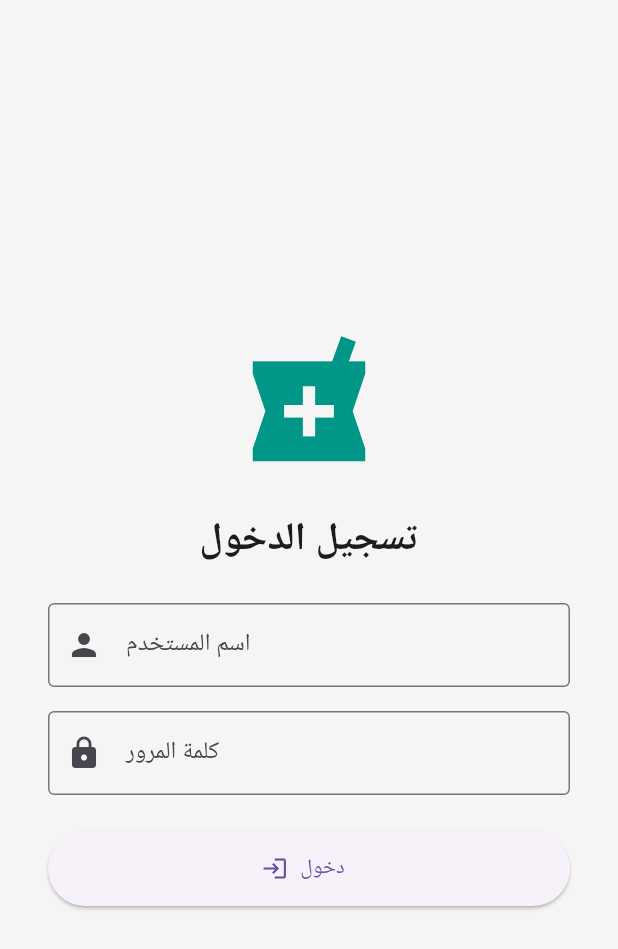
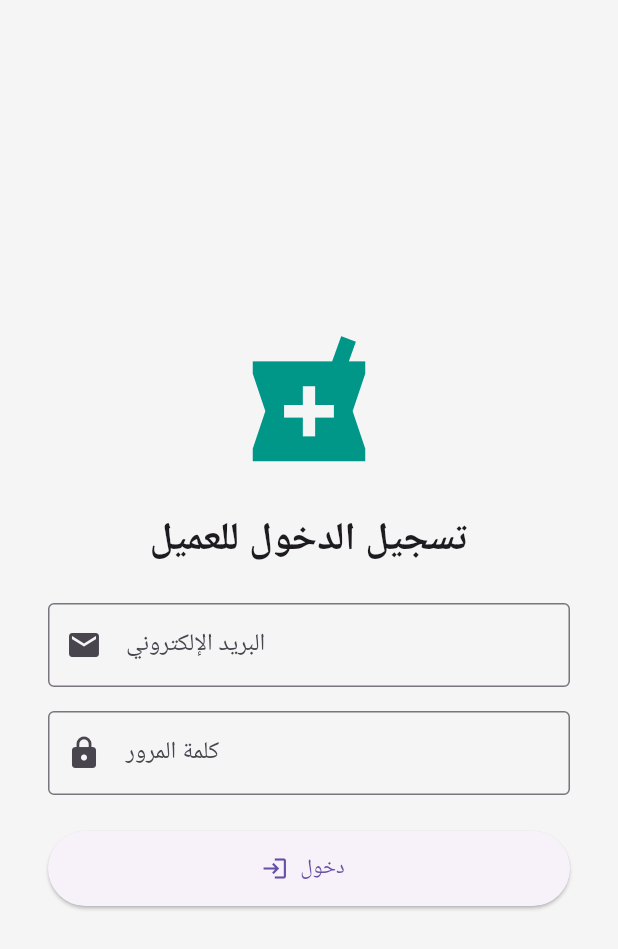
Before and after one commit to HaithamOsama26222/pharmacy_store, a Flutter app: the screen it shows after launch, on a phone screen of 412 x 824 dp. Shown: the top 949 px of the screen. Run offline on Flutter 3.47's test engine with Material 3 defaults, Android fonts, the phone set to English and light mode, and no system bars; our stand-ins replace share_plus, shared_preferences; Roboto replaces fonts that are missing (Cairo).

Commit message:
تعديلات جديدة في المشروع

```diff
--- a/lib/main.dart
+++ b/lib/main.dart
@@ -1,5 +1,5 @@
 import 'package:flutter/material.dart';
-import 'screens/login_screen.dart'; // هنا يتم استيراد الكلاس
+import 'package:pharmacy_store/screens/splash_screen.dart'; // ✅ استيراد SplashScreen
 
 void main() {
   runApp(const PharmacyStoreApp());
@@ -13,8 +13,11 @@ class PharmacyStoreApp extends StatelessWidget {
     return MaterialApp(
       title: 'Pharmacy Store',
       debugShowCheckedModeBanner: false,
-      theme: ThemeData(primarySwatch: Colors.teal),
-      home: const LoginScreen(), // 🔥 هنا يتم استخدام الكلاس فعليًا
+      theme: ThemeData(
+        primarySwatch: Colors.teal,
+        fontFamily: 'Cairo', // أو الخط الافتراضي إذا لم تستخدم GoogleFonts
+      ),
+      home: const SplashScreen(), // ✅ أول شاشة عند تشغيل التطبيق
     );
   }
 }
--- a/lib/screens/login_screen.dart
+++ b/lib/screens/login_screen.dart
@@ -1,15 +1,52 @@
 import 'package:flutter/material.dart';
 import 'package:pharmacy_store/screens/home_screen.dart';
-import 'package:pharmacy_store/services/auth_service.dart';
+import 'package:pharmacy_store/services/auth_service.dart'; // تأكد أن اسم الملف auth_service.dart
 
-class LoginScreen extends StatelessWidget {
+class LoginScreen extends StatefulWidget {
   const LoginScreen({super.key});
 
   @override
+  State<LoginScreen> createState() => _LoginScreenState();
+}
+
+class _LoginScreenState extends State<LoginScreen> {
+  final TextEditingController emailController = TextEditingController();
+  final TextEditingController passwordController = TextEditingController();
+  bool isLoading = false;
+
+  void _login() async {
+    final email = emailController.text.trim();
+    final password = passwordController.text;
+
+    if (email.isEmpty || password.isEmpty) {
+      ScaffoldMessenger.of(context).showSnackBar(
+        const SnackBar(content: Text('يرجى إدخال البريد وكلمة المرور')),
+      );
+      return;
+    }
+
+    setState(() => isLoading = true);
+
+    final result = await AuthService.login(email, password);
+
+    setState(() => isLoading = false);
+
+    if (!mounted) return;
+
+    if (result['success']) {
+      Navigator.pushReplacement(
+        context,
+        MaterialPageRoute(builder: (context) => const HomeScreen()),
+      );
+    } else {
+      ScaffoldMessenger.of(context).showSnackBar(
+        SnackBar(content: Text(result['message'] ?? 'فشل تسجيل الدخول')),
+      );
+    }
+  }
+
+  @override
   Widget build(BuildContext context) {
-    final usernameController = TextEditingController();
-    final passwordController = TextEditingController();
-
     return Scaffold(
       backgroundColor: Colors.grey[100],
       body: Center(
@@ -21,16 +58,16 @@ class LoginScreen extends StatelessWidget {
               const Icon(Icons.local_pharmacy, size: 100, color: Colors.teal),
               const SizedBox(height: 20),
               const Text(
-                "تسجيل الدخول",
+                "تسجيل الدخول للعميل",
                 style: TextStyle(fontSize: 26, fontWeight: FontWeight.bold),
               ),
               const SizedBox(height: 24),
               TextField(
-                controller: usernameController,
+                controller: emailController,
                 decoration: const InputDecoration(
-                  labelText: 'اسم المستخدم',
+                  labelText: 'البريد الإلكتروني',
                   border: OutlineInputBorder(),
-                  prefixIcon: Icon(Icons.person),
+                  prefixIcon: Icon(Icons.email),
                 ),
               ),
               const SizedBox(height: 16),
@@ -44,45 +81,16 @@ class LoginScreen extends StatelessWidget {
                 ),
               ),
               const SizedBox(height: 24),
-              ElevatedButton.icon(
-                  icon: const Icon(Icons.login),
-                  label: const Text("دخول"),
-                  style: ElevatedButton.styleFrom(
-                    minimumSize: const Size(double.infinity, 50),
-                  ),
-                  onPressed: () async {
-                    final username = usernameController.text.trim();
-                    final password = passwordController.text;
-
-                    if (username.isEmpty || password.isEmpty) {
-                      if (context.mounted) {
-                        ScaffoldMessenger.of(context).showSnackBar(
-                          const SnackBar(
-                              content:
-                                  Text('يرجى إدخال اسم المستخدم وكلمة المرور')),
-                        );
-                      }
-                      return;
-                    }
-
-                    final result = await AuthService.login(username, password);
-
-                    if (!context.mounted) return; // ✅ تحقق بعد await
-
-                    if (result['success']) {
-                      Navigator.pushReplacement(
-                        context,
-                        MaterialPageRoute(
-                            builder: (context) => const HomeScreen()),
-                      );
-                    } else {
-                      ScaffoldMessenger.of(context).showSnackBar(
-                        SnackBar(
-                            content:
-                                Text(result['message'] ?? 'فشل تسجيل الدخول')),
-                      );
-                    }
-                  }),
+              isLoading
+                  ? const CircularProgressIndicator()
+                  : ElevatedButton.icon(
+                      icon: const Icon(Icons.login),
+                      label: const Text("دخول"),
+                      style: ElevatedButton.styleFrom(
+                        minimumSize: const Size(double.infinity, 50),
+                      ),
+                      onPressed: _login,
+                    ),
             ],
           ),
         ),
```
Also changed, not shown: lib/models/sale_request.dart (+5 -3 lines), lib/screens/cart_screen.dart (+68 -4 lines), lib/screens/home_screen.dart (+46 -19 lines), lib/screens/order_success_screen.dart (+18 -1 lines), lib/screens/splash_screen.dart (added, +59 -0 lines), lib/services/auth_service.dart (+31 -3 lines), lib/services/customer_auth_service.dart (added, +41 -0 lines), pubspec.yaml (+5 -5 lines), 3 other files.
